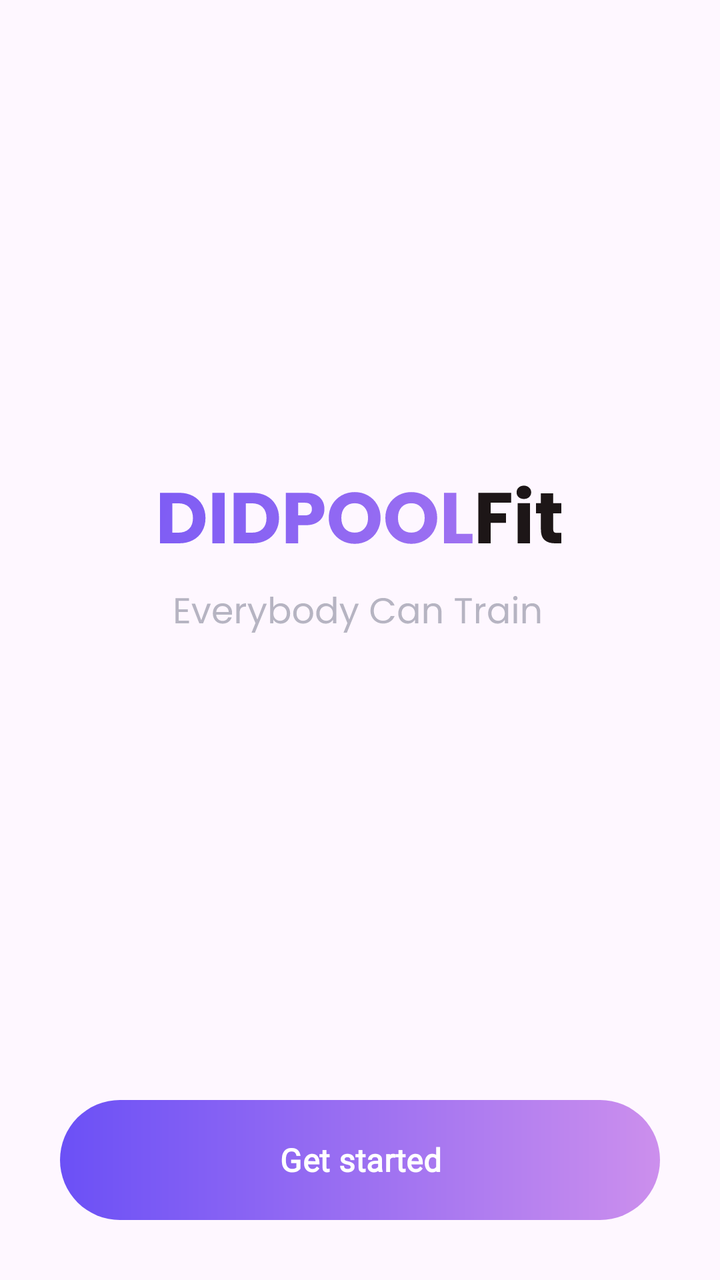
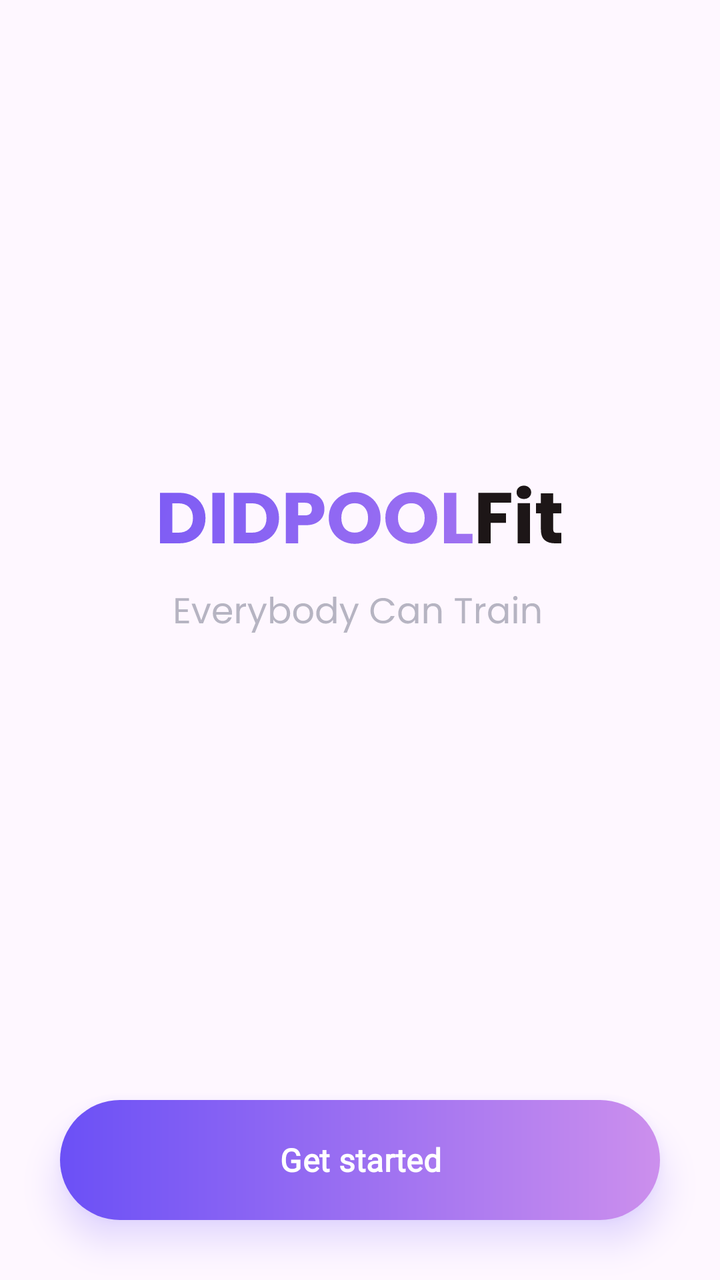

An Android layout rendered at two revisions. The XML below is the earlier revision; the diff shows what the commit changed to produce the second picture.
<!-- AndroidManifest.xml: application theme Theme.DIDPOOLFit -->
<!-- res/layout/activity_welcome_screen.xml -->
<?xml version="1.0" encoding="utf-8"?>
<LinearLayout xmlns:android="http://schemas.android.com/apk/res/android"
    xmlns:app="http://schemas.android.com/apk/res-auto"
    xmlns:tools="http://schemas.android.com/tools"
    android:id="@+id/main"
    android:layout_width="match_parent"
    android:layout_height="match_parent"
    android:orientation="vertical"
    tools:context=".WelcomeScreenActivity">

    <ImageView
        android:layout_gravity="center"
        android:layout_width="wrap_content"
        android:layout_height="0dp"
        android:layout_weight="1"
        android:src="@drawable/welcome_screen_main_logo"/>

    <Button
        android:id="@+id/welcome_button"
        android:layout_width="match_parent"
        android:layout_height="60dp"
        android:layout_gravity="bottom"
        android:background="@drawable/bg_button_gradient"
        android:text="@string/get_started"
        android:textSize="16sp"
        android:textStyle="bold"
        android:fontFamily="@font/poppins_bold"
        app:backgroundTint="@null"
        android:layout_marginHorizontal="30dp"
        android:layout_marginBottom="30dp"/>
</LinearLayout>
<!-- resources referenced by this layout -->
<resources>
  <!-- drawable bg_button_gradient (drawable) -->
  <?xml version="1.0" encoding="utf-8"?>
  <shape xmlns:android="http://schemas.android.com/apk/res/android"
      android:shape="rectangle">
      <gradient
          android:startColor="@color/gradient_start_welcome_btn"
          android:endColor="@color/gradient_end_welcome_btn"
          android:angle="180"/>
      <corners
          android:radius="99dp"/>
  
  </shape>
  <!-- drawable welcome_screen_main_logo: vector/xml drawable (drawable, 8010 chars, omitted) -->
  <string name="get_started">Get started</string>
  <style name="Theme.DIDPOOLFit" parent="Base.Theme.DIDPOOLFit" />
  <color name="gradient_start_welcome_btn">#CC8FED</color>
  <color name="gradient_end_welcome_btn">#6B50F6</color>
  <style name="Base.Theme.DIDPOOLFit" parent="Theme.Material3.DayNight.NoActionBar">
          
          
      </style>
</resources>

<!-- the commit's change to res/layout/activity_welcome_screen.xml (unified diff, before → after) -->
@@ -26,6 +26,11 @@
         android:textStyle="bold"
         android:fontFamily="@font/poppins_bold"
         app:backgroundTint="@null"
+        android:elevation="10dp"
+        android:stateListAnimator="@null"
+        android:outlineSpotShadowColor="@color/gradient_end_welcome_btn"
+        android:outlineAmbientShadowColor="@color/gradient_end_welcome_btn"
+        tools:targetApi="p"
         android:layout_marginHorizontal="30dp"
         android:layout_marginBottom="30dp"/>
 </LinearLayout>
